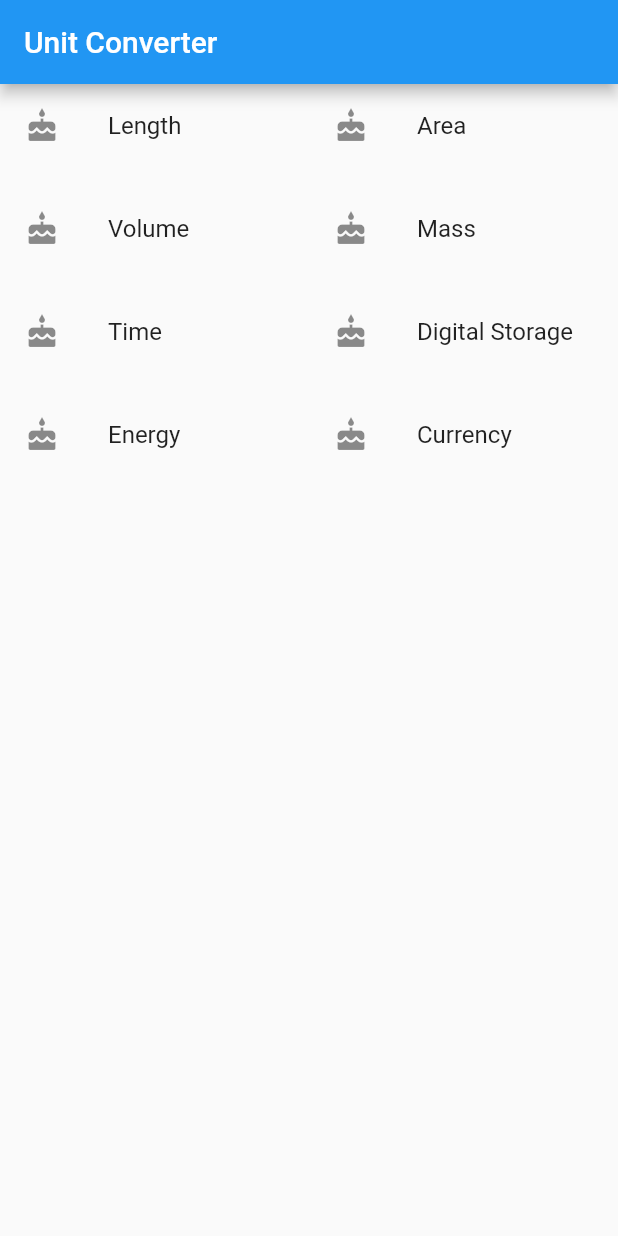
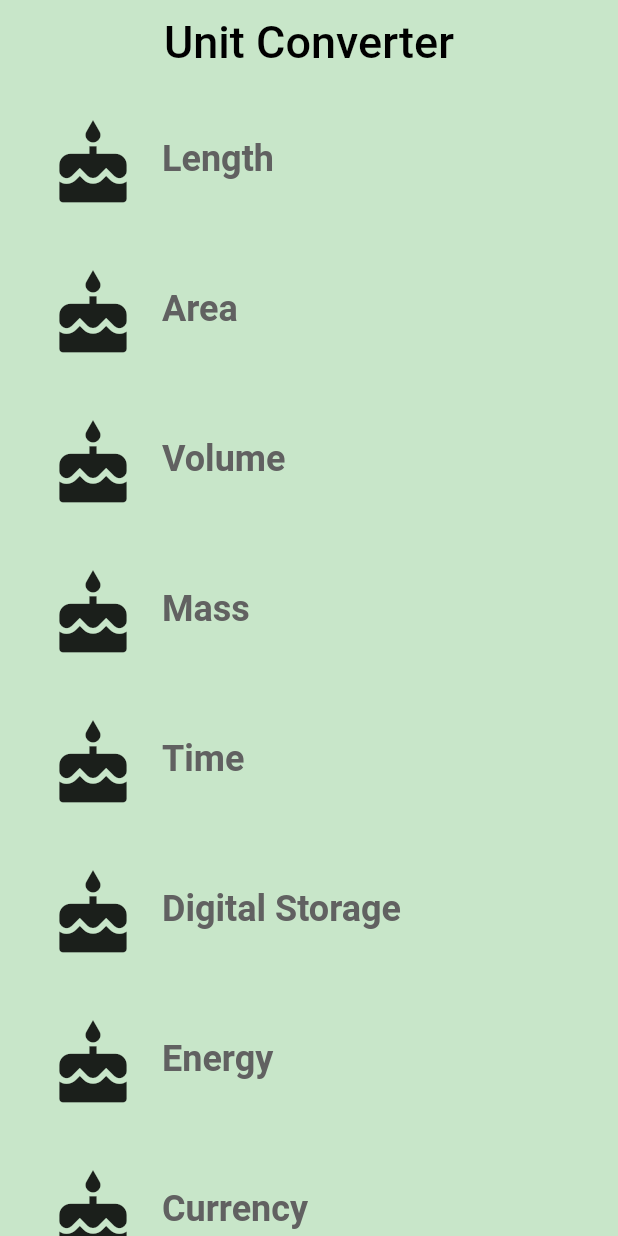
Before and after one commit to blandygbc/unit_converter_app_udacity, a Flutter app: the screen it shows after launch, on a phone screen of 412 x 824 dp. Run offline on Flutter 3.47's test engine with Material 2 defaults, Android fonts, the phone set to English and light mode, and no system bars.

Commit message:
Finished Task 03

```diff
--- a/lib/main.dart
+++ b/lib/main.dart
@@ -1,5 +1,4 @@
 import 'package:flutter/material.dart';
-// TODO: Import the CategoryRoute widget
 import 'package:unit_converter_app_udacity/views/category_screen.dart';
 
 const _padding = EdgeInsets.all(16);
@@ -16,8 +15,6 @@ class UnitConverterApp extends StatelessWidget {
     return const MaterialApp(
       debugShowCheckedModeBanner: false,
       title: 'Unit Converter',
-      // TODO: Instead of pointing to exactly 1 Category widget,
-      // our home should now point to an instance of the CategoryRoute widget.
       home: CategoryScreen(),
     );
   }
--- a/lib/views/category_screen.dart
+++ b/lib/views/category_screen.dart
@@ -1,41 +1,7 @@
 import 'package:flutter/material.dart';
-// TODO: Check if we need to import anything
+import 'package:unit_converter_app_udacity/models/category.dart';
 
-// TODO: Define any constants
-final _categories = <Widget>[
-  ListTile(
-    leading: const Icon(Icons.cake),
-    title: Text(CategoryScreen._categoryNames[0]),
-  ),
-  ListTile(
-    leading: const Icon(Icons.cake),
-    title: Text(CategoryScreen._categoryNames[1]),
-  ),
-  ListTile(
-    leading: const Icon(Icons.cake),
-    title: Text(CategoryScreen._categoryNames[2]),
-  ),
-  ListTile(
-    leading: const Icon(Icons.cake),
-    title: Text(CategoryScreen._categoryNames[3]),
-  ),
-  ListTile(
-    leading: const Icon(Icons.cake),
-    title: Text(CategoryScreen._categoryNames[4]),
-  ),
-  ListTile(
-    leading: const Icon(Icons.cake),
-    title: Text(CategoryScreen._categoryNames[5]),
-  ),
-  ListTile(
-    leading: const Icon(Icons.cake),
-    title: Text(CategoryScreen._categoryNames[6]),
-  ),
-  ListTile(
-    leading: const Icon(Icons.cake),
-    title: Text(CategoryScreen._categoryNames[7]),
-  ),
-];
+final _backgroundColor = Colors.green.shade100;
 
 class CategoryScreen extends StatelessWidget {
   const CategoryScreen({Key? key}) : super(key: key);
@@ -61,33 +27,54 @@ class CategoryScreen extends StatelessWidget {
     Colors.purpleAccent,
     Colors.red,
   ];
-  Widget _buildCategoryWidgets(bool portrait) {
-    if (portrait) {
-      return ListView.builder(
-        itemCount: _categories.length,
-        itemBuilder: (BuildContext context, int index) => _categories[index],
-      );
-    } else {
-      return GridView.count(
-        crossAxisCount: 2,
-        childAspectRatio: 3.0,
-        children: _categories,
-      );
-    }
+  Widget _buildCategoryWidgets(List<Widget> categories) {
+    // if (portrait) {
+    //   return ListView.builder(
+    //     itemCount: _categories.length,
+    //     itemBuilder: (BuildContext context, int index) => _categories[index],
+    //   );
+    // } else {
+    //   return GridView.count(
+    //     crossAxisCount: 2,
+    //     childAspectRatio: 3.0,
+    //     children: _categories,
+    //   );
+    // }
+    return ListView.builder(
+      itemCount: categories.length,
+      itemBuilder: (BuildContext context, int index) => categories[index],
+    );
   }
 
   @override
   Widget build(BuildContext context) {
-    // TODO: Create a list of the eight Categories, using the names and colors
-    // from above. Use a placeholder icon, such as `Icons.cake` for each
-    // Category. We'll add custom icons later.
+    final categories = <Category>[];
 
-    // TODO: Create a list view of the Categories
-    final listView = _buildCategoryWidgets(false);
+    for (var i = 0; i < _categoryNames.length; i++) {
+      categories.add(Category(
+        categoryName: _categoryNames[i],
+        categoryColor: _baseColors[i],
+        categoryIcon: Icons.cake,
+      ));
+    }
 
-    // TODO: Create an App Bar
+    final listView = Container(
+      color: _backgroundColor,
+      padding: const EdgeInsets.symmetric(horizontal: 8),
+      child: _buildCategoryWidgets(categories),
+    );
+
     final appBar = AppBar(
-      title: const Text("Unit Converter"),
+      elevation: 0,
+      title: const Text(
+        "Unit Converter",
+        style: TextStyle(
+          color: Colors.black,
+          fontSize: 30,
+        ),
+      ),
+      centerTitle: true,
+      backgroundColor: _backgroundColor,
     );
 
     return Scaffold(
```
Also changed, not shown: 1 other file.
